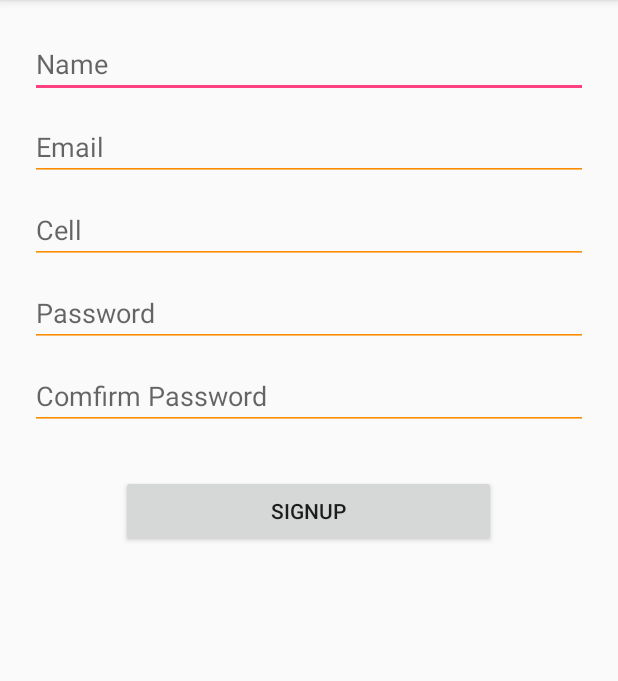
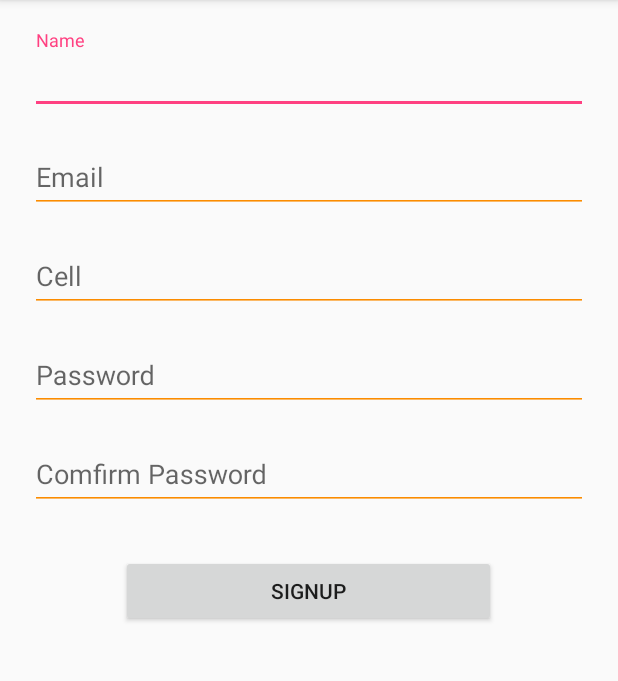
Before and after one commit to m-aamir95/Rideshare-FYP, an Android app: the screen it shows after launch (SignupActivity), after a tap on "SIGNUP", on a phone screen of 412 x 824 dp, the part 84-765 px from its top. Run offline under Robolectric (Android 15) with nearby library versions, the phone set to English and light mode, and no system bars; our stand-ins replace Firebase (no records; nobody signed in at launch, a user with empty details on screens opened directly).

Commit message:
Added Modern EdittextView For Android In Signup Activity

```diff
--- a/app/src/main/java/com/andromeda/djzaamir/rideshare/shareMyRide.java
+++ b/app/src/main/java/com/andromeda/djzaamir/rideshare/shareMyRide.java
@@ -435,7 +435,11 @@ public class shareMyRide extends AppCompatActivity {
     void tryToCloseActivity(){
         if (start_loc_data_send_good && end_loc_data_send_good && date_and_time_send_state_good){
              loading_spinner.setVisibility(View.GONE);
-             finish();
+
+              //Take to RideSharedActivity
+              Intent rideSharedActivityIntent = new Intent(getApplicationContext() ,RideShared.class);
+              startActivity(rideSharedActivityIntent);
+              finish();
          }
     }
 
--- a/app/src/main/res/layout/activity_signup.xml
+++ b/app/src/main/res/layout/activity_signup.xml
@@ -29,6 +29,10 @@
         android:padding="20dp">
 
         <!--Name-->
+           <android.support.design.widget.TextInputLayout
+               android:layout_width="match_parent"
+               android:layout_height="wrap_content" >
+
             <EditText
             android:layout_width="match_parent"
             android:layout_height="wrap_content"
@@ -37,7 +41,14 @@
             android:id="@+id/edittextbox_name"
             />
 
+           </android.support.design.widget.TextInputLayout>
+
+
         <!--email-->
+          <android.support.design.widget.TextInputLayout
+              android:layout_width="match_parent"
+              android:layout_height="wrap_content">
+
                 <EditText
                 android:layout_width="match_parent"
                 android:layout_height="wrap_content"
@@ -46,7 +57,13 @@
                 android:layout_marginBottom="10dp"
                 android:id="@+id/edittextbox_email"/>
 
+          </android.support.design.widget.TextInputLayout>
+
         <!--cell-->
+        <android.support.design.widget.TextInputLayout
+            android:layout_width="match_parent"
+            android:layout_height="wrap_content">
+
              <EditText
             android:layout_width="match_parent"
             android:layout_height="wrap_content"
@@ -55,7 +72,13 @@
             android:layout_marginBottom="10dp"
             android:id="@+id/edittextbox_cell"/>
 
+        </android.support.design.widget.TextInputLayout>
+
          <!--Password-->
+         <android.support.design.widget.TextInputLayout
+             android:layout_width="match_parent"
+             android:layout_height="wrap_content">
+
             <EditText
             android:layout_width="match_parent"
             android:layout_height="wrap_content"
@@ -64,7 +87,14 @@
             android:layout_marginBottom="10dp"
             android:id="@+id/edittextbox_password"/>
 
+         </android.support.design.widget.TextInputLayout>
+
+
         <!--Comfirm Password-->
+        <android.support.design.widget.TextInputLayout
+            android:layout_width="match_parent"
+            android:layout_height="wrap_content">
+
             <EditText
             android:layout_width="match_parent"
             android:layout_height="wrap_content"
@@ -72,6 +102,8 @@
             android:inputType="textPassword"
             android:layout_marginBottom="10dp"
             android:id="@+id/edittextbox_password_comfirm"/>
+
+        </android.support.design.widget.TextInputLayout>
 
         <Button
             android:layout_width="wrap_content"
```
Also changed, not shown: app/src/main/AndroidManifest.xml (+5 -6 lines), app/src/main/java/com/andromeda/djzaamir/rideshare/RideShared.java (added, +13 -0 lines), app/src/main/res/layout/activity_ride_shared.xml (added, +33 -0 lines). Lines whose indentation alone changed are shown as unchanged.
